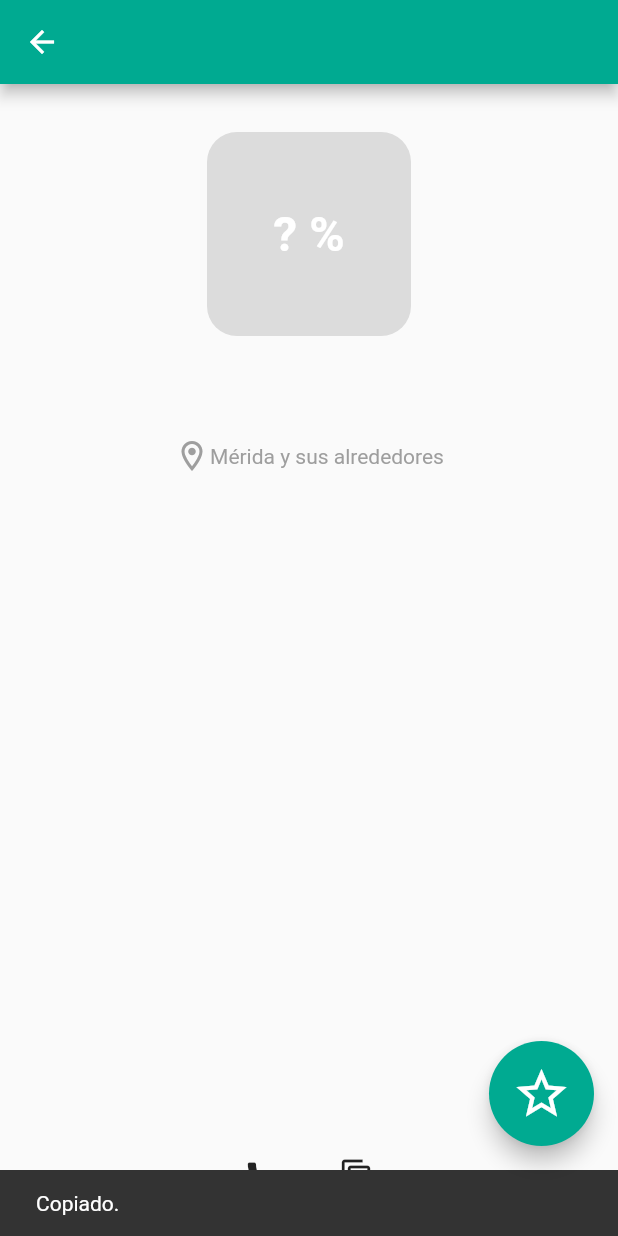
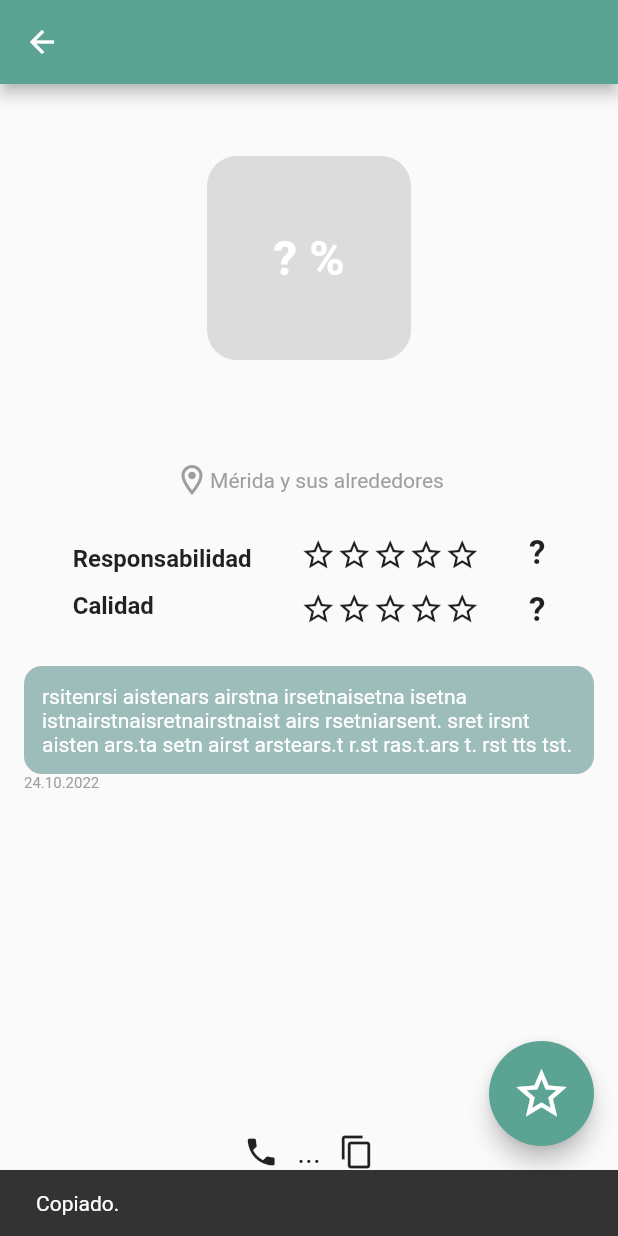
Before and after one commit to tomasbaran/gapi, a Flutter app: the WorkersDetailScreen screen opened directly with empty values, after a tap on "...", on a phone screen of 412 x 824 dp. Run offline on Flutter 3.47's test engine with Material 2 defaults, Android fonts, the phone set to English and light mode, and no system bars; our stand-ins replace firebase_core, firebase_database, flutter_multi_formatter, intl_phone_number_input; accounts and stored records are empty.

Commit message:
Worker Detail Screen UI

```diff
--- a/lib/main.dart
+++ b/lib/main.dart
@@ -1,6 +1,7 @@
 import 'package:flutter/material.dart';
 import 'package:gapi/screens/workers_list_screen.dart';
 import 'package:firebase_core/firebase_core.dart';
+import 'package:gapi/theme/style_constants.dart';
 import 'firebase_options.dart';
 
 void main() async {
@@ -23,9 +24,9 @@ class MyApp extends StatelessWidget {
     return MaterialApp(
       title: 'Tedi',
       theme: ThemeData(
-        primaryColor: Color.fromARGB(255, 0, 170, 145),
+        primaryColor: kPrimaryColor1,
         appBarTheme: AppBarTheme(
-          color: Color.fromARGB(255, 0, 170, 145),
+          color: kPrimaryColor1,
         ),
       ),
       home: WorkersListScreen(title: 'Tedi.app'),
--- a/lib/screens/add_worker_screen.dart
+++ b/lib/screens/add_worker_screen.dart
@@ -1,6 +1,6 @@
 import 'package:flutter/material.dart';
 import 'package:flutter_multi_formatter/flutter_multi_formatter.dart';
-import 'package:gapi/constants.dart';
+import 'package:gapi/theme/constants.dart';
 import 'package:gapi/widgets/bottom_black_button.dart';
 import 'package:flutter/services.dart';
 import 'package:firebase_database/firebase_database.dart';
--- a/lib/screens/worker_detail_screen.dart
+++ b/lib/screens/worker_detail_screen.dart
@@ -1,5 +1,6 @@
 import 'package:flutter/material.dart';
 import 'package:flutter/services.dart';
+import 'package:gapi/theme/style_constants.dart';
 import 'package:gapi/widgets/bottom_black_button.dart';
 import 'package:url_launcher/url_launcher.dart' as UrlLauncher;
 import 'dart:async';
@@ -22,8 +23,9 @@ class _WorkersDetailScreenState extends State<WorkersDetailScreen> {
   // Future<void>? _launched;
 
   Future formatPhoneNumber() async {
-    parsedPhoneNumber = widget.phoneNumber.substring(0, 3) +
-        " " +
+    parsedPhoneNumber = "(" +
+        widget.phoneNumber.substring(0, 3) +
+        ") " +
         widget.phoneNumber.substring(3, 6) +
         " " +
         widget.phoneNumber.substring(6, 8) +
@@ -71,7 +73,9 @@ class _WorkersDetailScreenState extends State<WorkersDetailScreen> {
         ),
       ),
       appBar: AppBar(title: Text(widget.categoryName)),
-      body: Column(
+      body: Padding(
+        padding: const EdgeInsets.all(16),
+        child: Column(
           mainAxisAlignment: MainAxisAlignment.spaceBetween,
           children: [
             Expanded(
@@ -115,7 +119,63 @@ class _WorkersDetailScreenState extends State<WorkersDetailScreen> {
                       style: TextStyle(color: Colors.grey),
                     ),
                   ],
-              )
+                ),
+                SizedBox(height: 24),
+                Row(
+                  mainAxisAlignment: MainAxisAlignment.spaceEvenly,
+                  children: [
+                    Column(
+                      crossAxisAlignment: CrossAxisAlignment.start,
+                      children: [
+                        Text(
+                          'Responsabilidad',
+                          style: tsReviewCategory,
+                        ),
+                        SizedBox(height: kSizeBtwRankings),
+                        Text(
+                          'Calidad',
+                          style: tsReviewCategory,
+                        ),
+                      ],
+                    ),
+                    Column(
+                      children: [
+                        FiveStarRow(),
+                        SizedBox(height: kSizeBtwRankings),
+                        FiveStarRow(),
+                      ],
+                    ),
+                    Column(
+                      children: [
+                        Text(
+                          '?',
+                          style: tsReviewCategoryResult,
+                        ),
+                        SizedBox(height: kSizeBtwRankings),
+                        Text(
+                          '?',
+                          style: tsReviewCategoryResult,
+                        ),
+                      ],
+                    ),
+                  ],
+                ),
+                SizedBox(height: 24),
+                ClipRRect(
+                  borderRadius: BorderRadius.all(Radius.circular(12)),
+                  child: Container(
+                    padding: EdgeInsets.all(12),
+                    color: kGreen,
+                    child: Text(
+                      'rsitenrsi aistenars airstna irsetnaisetna isetna istnairstnaisretnairstnaist airs rsetniarsent. sret irsnt aisten ars.ta setn airst arstears.t r.st ras.t.ars t. rst tts tst.',
+                      style: tsReviewCategoryComment,
+                    ),
+                  ),
+                ),
+                Text(
+                  '24.10.2022',
+                  style: tsReviewCategoryCommentDate,
+                ),
               ]),
             ),
             Center(
@@ -180,6 +240,26 @@ class _WorkersDetailScreenState extends State<WorkersDetailScreen> {
             const SizedBox(height: 12),
           ],
         ),
+      ),
     );
   }
 }
+
+class FiveStarRow extends StatelessWidget {
+  const FiveStarRow({
+    Key? key,
+  }) : super(key: key);
+
+  @override
+  Widget build(BuildContext context) {
+    return Row(
+      children: [
+        Icon(Icons.star_border_outlined),
+        Icon(Icons.star_border_outlined),
+        Icon(Icons.star_border_outlined),
+        Icon(Icons.star_border_outlined),
+        Icon(Icons.star_border_outlined),
+      ],
+    );
+  }
+}
--- a/lib/screens/workers_list_screen.dart
+++ b/lib/screens/workers_list_screen.dart
@@ -3,9 +3,9 @@ import 'package:firebase_core/firebase_core.dart';
 import 'package:flutter/cupertino.dart';
 import 'package:flutter/gestures.dart';
 import 'package:flutter/material.dart';
-import 'package:gapi/constants.dart';
+import 'package:gapi/theme/constants.dart';
 import 'package:gapi/screens/add_worker_screen.dart';
-import 'package:gapi/screens/model/worker.dart';
+import 'package:gapi/model/worker.dart';
 import 'package:gapi/widgets/bottom_black_button.dart';
 import 'package:gapi/widgets/worker_container.dart';
 import 'package:firebase_database/firebase_database.dart';
--- /dev/null
+++ b/lib/theme/style_constants.dart
@@ -0,0 +1,14 @@
+import 'package:flutter/material.dart';
+
+// colors
+const Color kPrimaryColor1 = Color.fromARGB(255, 91, 163, 147);
+const Color kPrimaryColorLight = Color.fromARGB(18, 91, 163, 147);
+const Color kRed = Color(0xFFD09999);
+const Color kGreen = Color(0xFF9DBDBB);
+
+// worker_detail_screen.dart
+const TextStyle tsReviewCategory = TextStyle(fontSize: 16, fontWeight: FontWeight.bold);
+const TextStyle tsReviewCategoryResult = TextStyle(fontSize: 22, fontWeight: FontWeight.bold);
+const double kSizeBtwRankings = 12;
+const TextStyle tsReviewCategoryComment = TextStyle(fontSize: 14, color: Colors.white);
+const TextStyle tsReviewCategoryCommentDate = TextStyle(fontSize: 10, color: Colors.grey);
--- a/lib/widgets/worker_container.dart
+++ b/lib/widgets/worker_container.dart
@@ -1,5 +1,6 @@
 import 'package:flutter/material.dart';
 import 'package:gapi/screens/worker_detail_screen.dart';
+import 'package:gapi/theme/style_constants.dart';
 
 class WorkerContainer extends StatelessWidget {
   const WorkerContainer({
@@ -27,7 +28,7 @@ class WorkerContainer extends StatelessWidget {
           margin: EdgeInsets.symmetric(horizontal: 16, vertical: 8),
           padding: const EdgeInsets.all(16),
           decoration: BoxDecoration(
-            color: Color.fromARGB(18, 0, 148, 126),
+            color: kPrimaryColorLight,
             borderRadius: const BorderRadius.all(Radius.circular(12)),
           ),
           child: Row(
```
Also changed, not shown: lib/model/worker.dart (renamed from lib/screens/model/worker.dart), lib/theme/constants.dart (renamed from lib/constants.dart). Lines whose indentation alone changed are shown as unchanged.
